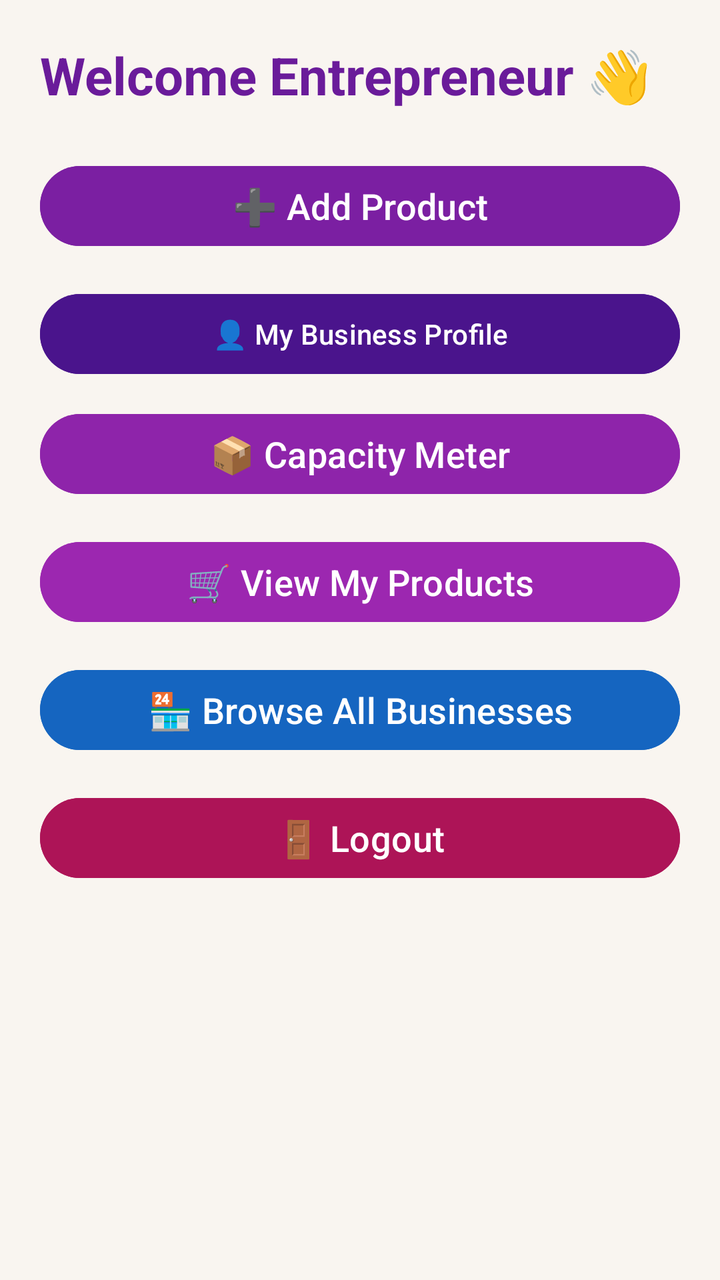
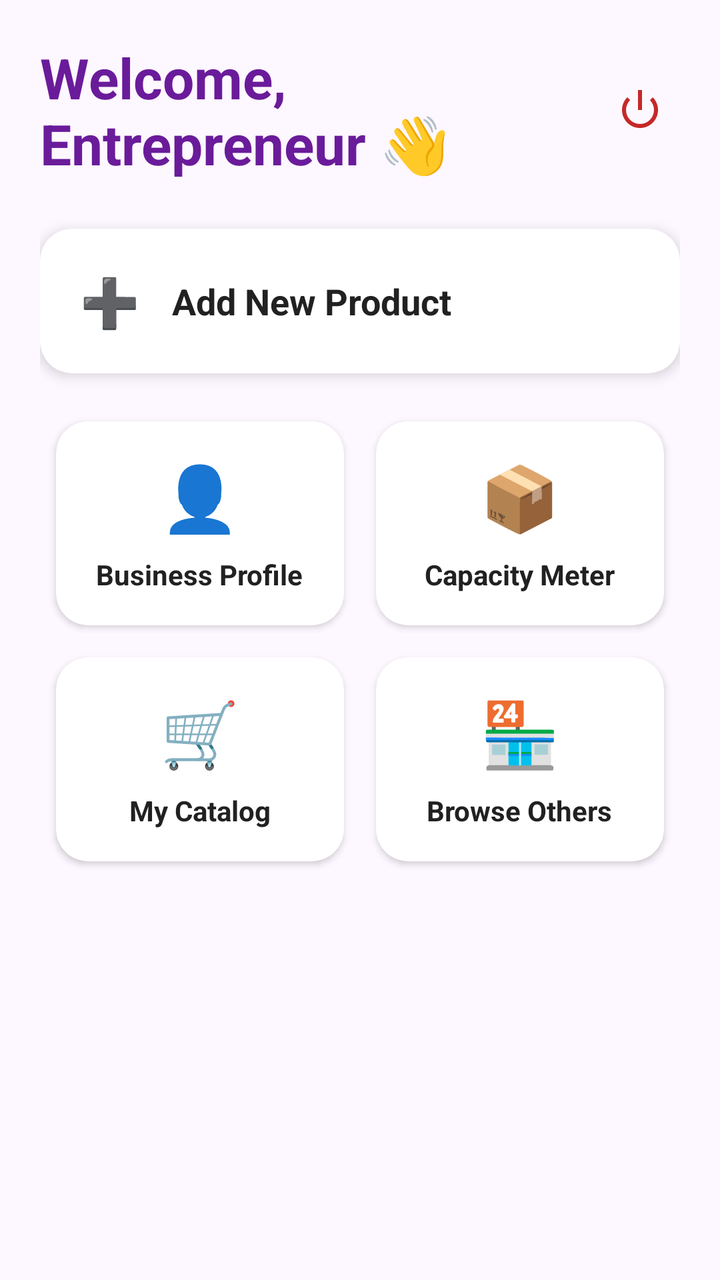

Two renders of the same Android screen: before a commit and after it. Below are the layout's source before the change and the commit's diff.
<!-- AndroidManifest.xml: application theme Theme.KutiraKushala -->
<!-- res/layout/activity_dashboard.xml -->
<?xml version="1.0" encoding="utf-8"?>
<ScrollView xmlns:android="http://schemas.android.com/apk/res/android"
    android:layout_width="match_parent"
    android:layout_height="match_parent"
    android:background="#F9F5F0">

    <LinearLayout
        android:layout_width="match_parent"
        android:layout_height="wrap_content"
        android:orientation="vertical"
        android:padding="20dp">

        <TextView
            android:layout_width="wrap_content"
            android:layout_height="wrap_content"
            android:text="Welcome Entrepreneur 👋"
            android:textSize="26sp"
            android:textStyle="bold"
            android:textColor="#6A1B9A"
            android:layout_marginBottom="24dp"/>

        <Button
            android:id="@+id/btnAddProduct"
            android:layout_width="match_parent"
            android:layout_height="wrap_content"
            android:text="➕ Add Product"
            android:textSize="18sp"
            android:backgroundTint="#7B1FA2"
            android:layout_marginBottom="16dp"/>
        <Button
            android:id="@+id/btnMyProfile"
            android:layout_width="match_parent"
            android:layout_height="wrap_content"
            android:text="👤 My Business Profile"
            android:layout_marginBottom="12dp"
            android:backgroundTint="#4A148C"
            android:textColor="#FFFFFF"/>

        <Button
            android:id="@+id/btnCapacity"
            android:layout_width="match_parent"
            android:layout_height="wrap_content"
            android:text="📦 Capacity Meter"
            android:textSize="18sp"
            android:backgroundTint="#8E24AA"
            android:layout_marginBottom="16dp"/>

        <Button
            android:id="@+id/btnViewProducts"
            android:layout_width="match_parent"
            android:layout_height="wrap_content"
            android:text="🛒 View My Products"
            android:textSize="18sp"
            android:backgroundTint="#9C27B0"
            android:layout_marginBottom="16dp"/>

        <Button
            android:id="@+id/btnViewBusinesses"
            android:layout_width="match_parent"
            android:layout_height="wrap_content"
            android:text="🏪 Browse All Businesses"
            android:textSize="18sp"
            android:backgroundTint="#1565C0"
            android:layout_marginBottom="16dp"/>

        <Button
            android:id="@+id/btnLogout"
            android:layout_width="match_parent"
            android:layout_height="wrap_content"
            android:text="🚪 Logout"
            android:textSize="18sp"
            android:backgroundTint="#AD1457"/>


    </LinearLayout>
</ScrollView>
<!-- resources referenced by this layout -->
<resources>
  <style name="Theme.KutiraKushala" parent="Base.Theme.KutiraKushala" />
  <style name="Base.Theme.KutiraKushala" parent="Theme.Material3.DayNight.NoActionBar">
          
          
      </style>
</resources>

<!-- the commit's change to res/layout/activity_dashboard.xml (unified diff, before → after) -->
@@ -1,8 +1,9 @@
 <?xml version="1.0" encoding="utf-8"?>
 <ScrollView xmlns:android="http://schemas.android.com/apk/res/android"
+    xmlns:app="http://schemas.android.com/apk/res-auto"
     android:layout_width="match_parent"
     android:layout_height="match_parent"
-    android:background="#F9F5F0">
+    android:background="@color/background">
 
     <LinearLayout
         android:layout_width="match_parent"
@@ -10,67 +11,204 @@
         android:orientation="vertical"
         android:padding="20dp">
 
-        <TextView
-            android:layout_width="wrap_content"
-            android:layout_height="wrap_content"
-            android:text="Welcome Entrepreneur 👋"
-            android:textSize="26sp"
-            android:textStyle="bold"
-            android:textColor="#6A1B9A"
-            android:layout_marginBottom="24dp"/>
-
-        <Button
-            android:id="@+id/btnAddProduct"
+        <LinearLayout
             android:layout_width="match_parent"
             android:layout_height="wrap_content"
-            android:text="➕ Add Product"
-            android:textSize="18sp"
-            android:backgroundTint="#7B1FA2"
-            android:layout_marginBottom="16dp"/>
-        <Button
-            android:id="@+id/btnMyProfile"
+            android:orientation="horizontal"
+            android:gravity="center_vertical"
+            android:layout_marginBottom="24dp">
+
+            <TextView
+                android:layout_width="0dp"
+                android:layout_weight="1"
+                android:layout_height="wrap_content"
+                android:text="Welcome,\nEntrepreneur 👋"
+                android:textSize="28sp"
+                android:textStyle="bold"
+                android:textColor="@color/colorPrimary" />
+
+            <ImageView
+                android:id="@+id/ivLogout"
+                android:layout_width="40dp"
+                android:layout_height="40dp"
+                android:padding="8dp"
+                android:src="@android:drawable/ic_lock_power_off"
+                app:tint="@color/accent_red"
+                android:background="?attr/selectableItemBackgroundBorderless"
+                android:clickable="true"
+                android:focusable="true" />
+        </LinearLayout>
+
+        <androidx.cardview.widget.CardView
+            android:id="@+id/cardAddProduct"
             android:layout_width="match_parent"
             android:layout_height="wrap_content"
-            android:text="👤 My Business Profile"
-            android:layout_marginBottom="12dp"
-            android:backgroundTint="#4A148C"
-            android:textColor="#FFFFFF"/>
-
-        <Button
-            android:id="@+id/btnCapacity"
+            android:layout_marginBottom="16dp"
+            app:cardCornerRadius="16dp"
+            app:cardElevation="4dp">
+            <LinearLayout
+                android:layout_width="match_parent"
+                android:layout_height="wrap_content"
+                android:orientation="horizontal"
+                android:padding="20dp"
+                android:gravity="center_vertical"
+                android:background="?attr/selectableItemBackground">
+                <TextView
+                    android:layout_width="wrap_content"
+                    android:layout_height="wrap_content"
+                    android:text="➕"
+                    android:textSize="24sp"
+                    android:layout_marginEnd="16dp"/>
+                <TextView
+                    android:layout_width="wrap_content"
+                    android:layout_height="wrap_content"
+                    android:text="Add New Product"
+                    android:textSize="18sp"
+                    android:textStyle="bold"
+                    android:textColor="@color/textPrimary"/>
+            </LinearLayout>
+        </androidx.cardview.widget.CardView>
+
+        <GridLayout
             android:layout_width="match_parent"
             android:layout_height="wrap_content"
-            android:text="📦 Capacity Meter"
-            android:textSize="18sp"
-            android:backgroundTint="#8E24AA"
-            android:layout_marginBottom="16dp"/>
-
-        <Button
-            android:id="@+id/btnViewProducts"
-            android:layout_width="match_parent"
-            android:layout_height="wrap_content"
-            android:text="🛒 View My Products"
-            android:textSize="18sp"
-            android:backgroundTint="#9C27B0"
-            android:layout_marginBottom="16dp"/>
-
-        <Button
-            android:id="@+id/btnViewBusinesses"
-            android:layout_width="match_parent"
-            android:layout_height="wrap_content"
-            android:text="🏪 Browse All Businesses"
-            android:textSize="18sp"
-            android:backgroundTint="#1565C0"
-            android:layout_marginBottom="16dp"/>
-
-        <Button
-            android:id="@+id/btnLogout"
-            android:layout_width="match_parent"
-            android:layout_height="wrap_content"
-            android:text="🚪 Logout"
-            android:textSize="18sp"
-            android:backgroundTint="#AD1457"/>
-
+            android:columnCount="2"
+            android:alignmentMode="alignMargins"
+            android:columnOrderPreserved="false">
+
+            
+            <androidx.cardview.widget.CardView
+                android:id="@+id/cardMyProfile"
+                android:layout_width="0dp"
+                android:layout_height="wrap_content"
+                android:layout_columnWeight="1"
+                android:layout_margin="8dp"
+                app:cardCornerRadius="16dp"
+                app:cardElevation="2dp">
+                <LinearLayout
+                    android:layout_width="match_parent"
+                    android:layout_height="wrap_content"
+                    android:orientation="vertical"
+                    android:padding="16dp"
+                    android:gravity="center"
+                    android:background="?attr/selectableItemBackground">
+                    <TextView
+                        android:layout_width="wrap_content"
+                        android:layout_height="wrap_content"
+                        android:text="👤"
+                        android:textSize="32sp"
+                        android:layout_marginBottom="8dp"/>
+                    <TextView
+                        android:layout_width="wrap_content"
+                        android:layout_height="wrap_content"
+                        android:text="Business Profile"
+                        android:textSize="14sp"
+                        android:textStyle="bold"
+                        android:textAlignment="center"
+                        android:textColor="@color/textPrimary"/>
+                </LinearLayout>
+            </androidx.cardview.widget.CardView>
+
+            
+            <androidx.cardview.widget.CardView
+                android:id="@+id/cardCapacity"
+                android:layout_width="0dp"
+                android:layout_height="wrap_content"
+                android:layout_columnWeight="1"
+                android:layout_margin="8dp"
+                app:cardCornerRadius="16dp"
+                app:cardElevation="2dp">
+                <LinearLayout
+                    android:layout_width="match_parent"
+                    android:layout_height="wrap_content"
+                    android:orientation="vertical"
+                    android:padding="16dp"
+                    android:gravity="center"
+                    android:background="?attr/selectableItemBackground">
+                    <TextView
+                        android:layout_width="wrap_content"
+                        android:layout_height="wrap_content"
+                        android:text="📦"
+                        android:textSize="32sp"
+                        android:layout_marginBottom="8dp"/>
+                    <TextView
+                        android:layout_width="wrap_content"
+                        android:layout_height="wrap_content"
+                        android:text="Capacity Meter"
+                        android:textSize="14sp"
+                        android:textStyle="bold"
+                        android:textAlignment="center"
+                        android:textColor="@color/textPrimary"/>
+                </LinearLayout>
+            </androidx.cardview.widget.CardView>
+
+            
+            <androidx.cardview.widget.CardView
+                android:id="@+id/cardViewProducts"
+                android:layout_width="0dp"
+                android:layout_height="wrap_content"
+                android:layout_columnWeight="1"
+                android:layout_margin="8dp"
+                app:cardCornerRadius="16dp"
+                app:cardElevation="2dp">
+                <LinearLayout
+                    android:layout_width="match_parent"
+                    android:layout_height="wrap_content"
+                    android:orientation="vertical"
+                    android:padding="16dp"
+                    android:gravity="center"
+                    android:background="?attr/selectableItemBackground">
+                    <TextView
+                        android:layout_width="wrap_content"
+                        android:layout_height="wrap_content"
+                        android:text="🛒"
+                        android:textSize="32sp"
+                        android:layout_marginBottom="8dp"/>
+                    <TextView
+                        android:layout_width="wrap_content"
+                        android:layout_height="wrap_content"
+                        android:text="My Catalog"
+                        android:textSize="14sp"
+                        android:textStyle="bold"
+                        android:textAlignment="center"
+                        android:textColor="@color/textPrimary"/>
+                </LinearLayout>
+            </androidx.cardview.widget.CardView>
+
+            
+            <androidx.cardview.widget.CardView
+                android:id="@+id/cardBrowseBusinesses"
+                android:layout_width="0dp"
+                android:layout_height="wrap_content"
+                android:layout_columnWeight="1"
+                android:layout_margin="8dp"
+                app:cardCornerRadius="16dp"
+                app:cardElevation="2dp">
+                <LinearLayout
+                    android:layout_width="match_parent"
+                    android:layout_height="wrap_content"
+                    android:orientation="vertical"
+                    android:padding="16dp"
+                    android:gravity="center"
+                    android:background="?attr/selectableItemBackground">
+                    <TextView
+                        android:layout_width="wrap_content"
+                        android:layout_height="wrap_content"
+                        android:text="🏪"
+                        android:textSize="32sp"
+                        android:layout_marginBottom="8dp"/>
+                    <TextView
+                        android:layout_width="wrap_content"
+                        android:layout_height="wrap_content"
+                        android:text="Browse Others"
+                        android:textSize="14sp"
+                        android:textStyle="bold"
+                        android:textAlignment="center"
+                        android:textColor="@color/textPrimary"/>
+                </LinearLayout>
+            </androidx.cardview.widget.CardView>
+
+        </GridLayout>
 
     </LinearLayout>
 </ScrollView>
<!-- resource entries referenced after the edit -->
@@ -1,9 +1,22 @@
 <!-- resources referenced by this layout -->
 <resources>
+  <color name="accent_red">#C62828</color>
+  <color name="background">#FDF7FF</color>
+  <color name="colorPrimary">#6A1B9A</color>
+  <color name="textPrimary">#212121</color>
   <style name="Theme.KutiraKushala" parent="Base.Theme.KutiraKushala" />
   <style name="Base.Theme.KutiraKushala" parent="Theme.Material3.DayNight.NoActionBar">
           
-          
+          <item name="colorPrimary">@color/colorPrimary</item>
+          <item name="colorOnPrimary">@color/white</item>
+          <item name="colorPrimaryVariant">@color/colorPrimaryVariant</item>
+          <item name="colorSecondary">@color/colorSecondary</item>
+          <item name="colorOnSecondary">@color/white</item>
+          <item name="android:windowBackground">@color/background</item>
+          <item name="android:statusBarColor">@color/colorPrimaryVariant</item>
       </style>
+  <color name="white">#FFFFFFFF</color>
+  <color name="colorPrimaryVariant">#4A148C</color>
+  <color name="colorSecondary">#1565C0</color>
 </resources>
 
